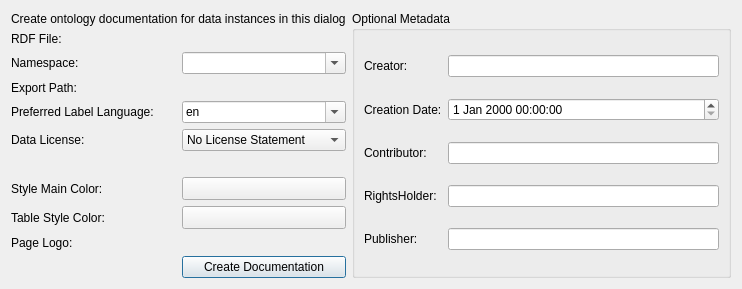
Before: the Qt Designer form dialogs/ui/ontdocdialog.ui in sparqlunicorn/sparqlunicornGoesGIS, drawn with Qt 5.
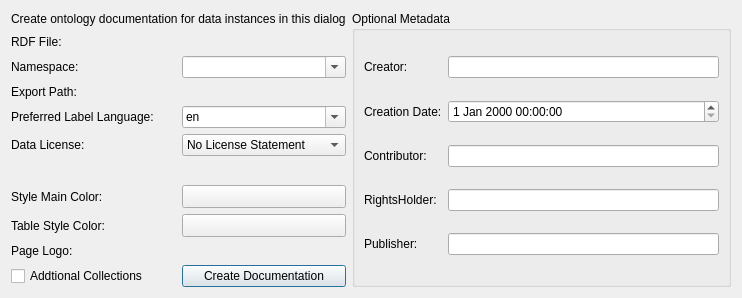
After: the same form once the commit is applied. Icons and pictures are not drawn. Custom widgets are drawn as their Qt base class.

Commit message: integration of create collections

Patch:
```diff
--- a/dialogs/ui/ontdocdialog.ui
+++ b/dialogs/ui/ontdocdialog.ui
@@ -7,7 +7,7 @@
     <x>0</x>
     <y>0</y>
     <width>742</width>
-    <height>289</height>
+    <height>298</height>
    </rect>
   </property>
   <property name="windowTitle">
@@ -286,6 +286,13 @@
      </property>
     </widget>
    </item>
+   <item row="10" column="0">
+    <widget class="QCheckBox" name="additionalCollections">
+     <property name="text">
+      <string>Addtional Collections</string>
+     </property>
+    </widget>
+   </item>
   </layout>
  </widget>
  <customwidgets>
```
The commit also changes 3 other files.
